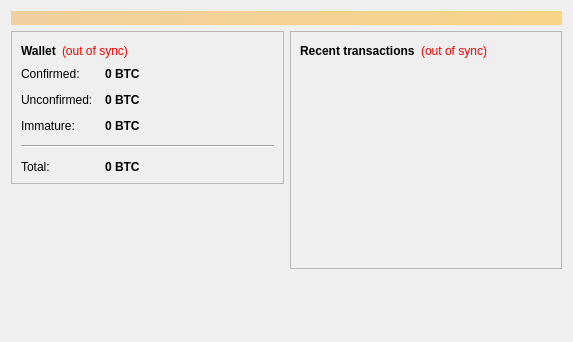
Above: src/qt/forms/overviewpage.ui from takeicoin/takeicoin before the change. Below: the same form after it.
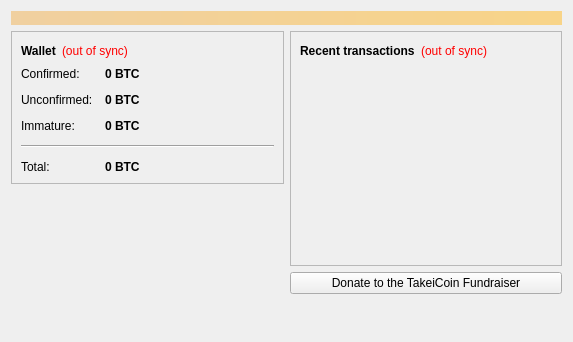
That is the form after the change. Icons and pictures are not drawn.

Commit message: add donation button

```diff
--- a/src/qt/forms/overviewpage.ui
+++ b/src/qt/forms/overviewpage.ui
@@ -323,6 +323,13 @@
          </layout>
         </widget>
        </item>
+       <item>
+        <widget class="QPushButton" name="pushButton">
+         <property name="text">
+          <string>Donate to the TakeiCoin Fundraiser</string>
+         </property>
+        </widget>
+       </item>
        <item>
         <spacer name="verticalSpacer_2">
          <property name="orientation">
```
The commit also changes 3 other files.
